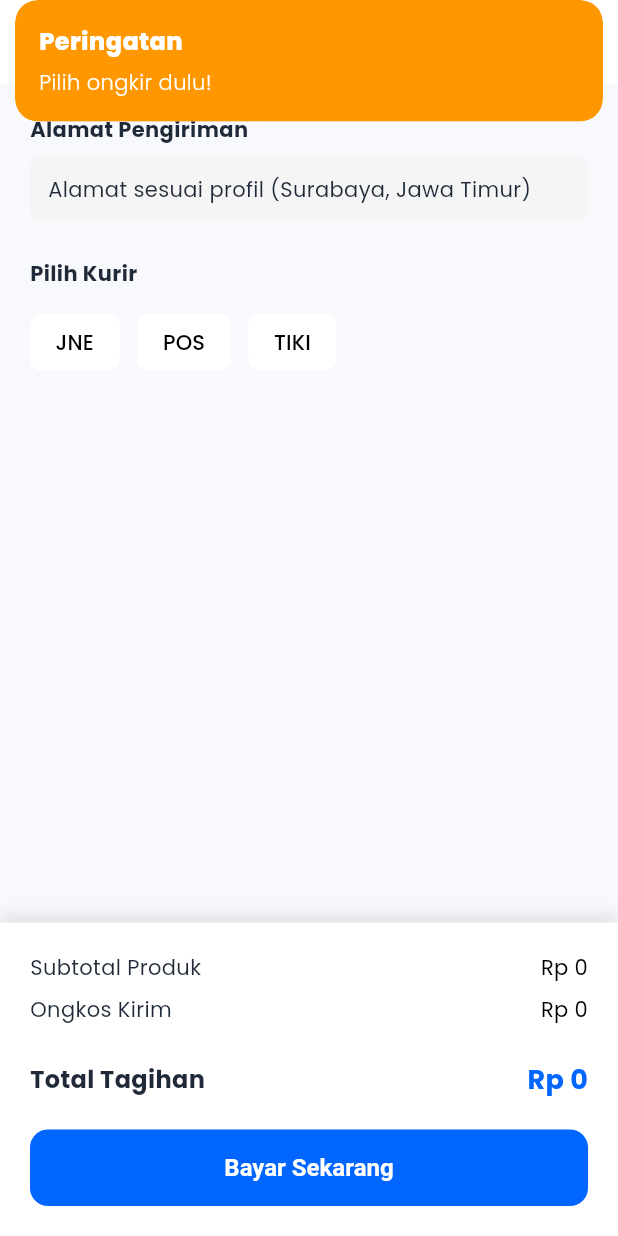
After one commit to FadliBilal/ecm-frontend, a Flutter app: the CheckoutView screen opened by its route, after a tap on "Bayar Sekarang", on a phone screen of 412 x 824 dp. The commit adds this screen. Run offline on Flutter 3.47's test engine with Material 3 defaults, Android fonts, the phone set to English and light mode, and no system bars; our stand-ins replace dio, flutter_secure_storage, flutter_typeahead, get, google_fonts, shimmer; accounts and stored records are empty; network calls fail.

Commit message:
feat: create view and settings

```diff
--- /dev/null
+++ b/lib/app/modules/checkout/controllers/checkout_controller.dart
@@ -0,0 +1,203 @@
+import 'package:frontend_ecommerce/app/data/providers/api_client.dart';
+import 'package:frontend_ecommerce/app/modules/cart/controllers/cart_controller.dart';
+import 'package:flutter/foundation.dart'; // Untuk debugPrint
+import 'package:flutter/material.dart';
+import 'package:get/get.dart';
+import 'package:dio/dio.dart';
+import 'package:url_launcher/url_launcher.dart'; // <--- JANGAN LUPA IMPORT INI
+
+class CheckoutController extends GetxController {
+  final ApiClient _apiClient = ApiClient();
+  final CartController cartController = Get.find<CartController>();
+
+  RxString selectedCourier = ''.obs;
+  RxList shippingServices = [].obs;
+  RxMap selectedService = {}.obs;
+  RxBool isLoadingOngkir = false.obs;
+
+  // Grand Total
+  double get grandTotal {
+    double productTotal = cartController.totalPrice;
+    double shippingCost = 0;
+
+    if (selectedService.isNotEmpty) {
+      // Kita sudah normalkan strukturnya di bawah, jadi aksesnya aman
+      shippingCost = double.tryParse(selectedService['cost'][0]['value'].toString()) ?? 0;
+    }
+
+    return productTotal + shippingCost;
+  }
+
+  Future<void> checkOngkir(String courierCode) async {
+    selectedCourier.value = courierCode;
+    selectedService.clear();
+    shippingServices.clear();
+    isLoadingOngkir.value = true;
+
+    try {
+      debugPrint("🚀 MENGIRIM REQUEST KE BACKEND...");
+
+      final response = await _apiClient.init.post('/check-ongkir', data: {
+        'courier': courierCode.toLowerCase(),
+        'weight': cartController.totalWeight > 0 ? cartController.totalWeight : 1000,
+        'origin': 444,
+        'destination': 114,
+      });
+
+      debugPrint("📦 RAW JSON: ${response.data}");
+
+      if (response.statusCode == 200) {
+        List parsedCosts = [];
+        var rawData = response.data;
+
+        // --- PARSING KHUSUS BACKEND KAMU ---
+        if (rawData is List) {
+          parsedCosts = rawData.map((item) {
+            return {
+              'service': item['service'],
+              'description': item['description'],
+              'cost': [
+                {
+                  'value': item['cost'],
+                  'etd': item['etd']
+                }
+              ]
+            };
+          }).toList();
+        }
+        else if (rawData['data'] is List) {
+           parsedCosts = rawData['data'];
+        }
+
+        debugPrint("✅ BERHASIL PARSING: ${parsedCosts.length} item");
+        shippingServices.assignAll(parsedCosts);
+      }
+    } on DioException catch (e) {
+      debugPrint("❌ DIO ERROR: ${e.response?.data}");
+      Get.snackbar("Gagal", "Error Ongkir: ${e.message}");
+    } catch (e) {
+      debugPrint("❌ ERROR PARSING: $e");
+      Get.snackbar("Error", "Gagal memproses data ongkir");
+    } finally {
+      isLoadingOngkir.value = false;
+    }
+  }
+
+  Future<void> placeOrder() async {
+    if (selectedService.isEmpty) {
+      Get.snackbar("Peringatan", "Pilih ongkir dulu!", backgroundColor: Colors.orange, colorText: Colors.white);
+      return;
+    }
+
+    // Mencegah double click
+    if (Get.isDialogOpen == true) return;
+
+    // Tampilkan Loading
+    Get.dialog(
+      const Center(child: CircularProgressIndicator()),
+      barrierDismissible: false,
+    );
+
+    try {
+      debugPrint("🚀 MENGIRIM ORDER...");
+
+      var shippingCost = double.tryParse(selectedService['cost'][0]['value'].toString()) ?? 0;
+
+      var dataKirim = {
+        'shipping_service': selectedService['service'],
+        'shipping_cost': shippingCost,
+        'total_price': grandTotal,
+        'courier': selectedCourier.value,
+        'destination_city_id': 114,
+        'origin_city_id': 444,
+        // Data Dummy agar lolos validasi backend
+        'payment_method': 'xendit',
+        'address': 'Jalan Mulyorejo Kampus C Unair, Surabaya',
+        'phone': '08123456789',
+        'postal_code': '60115',
+        'notes': 'Mohon dipacking kayu',
+      };
+
+      debugPrint("📦 DATA DIKIRIM: $dataKirim");
+
+      final response = await _apiClient.init.post('/orders', data: dataKirim);
+
+      // Tutup Loading
+      if (Get.isDialogOpen == true) Get.back();
+
+      debugPrint("✅ RESPONSE ORDER: ${response.data}");
+
+      if (response.statusCode == 200 || response.statusCode == 201) {
+
+        // 1. AMBIL LINK PEMBAYARAN
+        String paymentUrl = response.data['payment_url'] ?? '';
+
+        Get.defaultDialog(
+          title: "🎉 Order Berhasil!",
+          middleText: "Pesanan telah dibuat. Lanjutkan pembayaran sekarang?",
+          textConfirm: "Bayar Sekarang",
+          textCancel: "Nanti Saja",
+          confirmTextColor: Colors.white,
+          buttonColor: Colors.blue,
+
+          // --- LOGIC TOMBOL BAYAR YANG SUDAH DIPERBAIKI ---
+          onConfirm: () async {
+            // 1. Tutup Dialog dulu biar UI bersih
+            Get.back();
+
+            // 2. Bersihkan keranjang
+            cartController.cartItems.clear();
+
+            // 3. Buka Link Xendit (Versi Aman)
+            if (paymentUrl.isNotEmpty) {
+              try {
+                final Uri uri = Uri.parse(paymentUrl);
+                // Langsung launch mode external (Browser HP)
+                await launchUrl(uri, mode: LaunchMode.externalApplication);
+              } catch (e) {
+                debugPrint("Gagal buka link: $e");
+                Get.snackbar("Info", "Silakan cek halaman Riwayat untuk membayar");
+              }
+            }
+
+            // 4. Pindah ke Halaman History
+            // Pastikan kamu sudah mendaftarkan route '/history' di AppPages!
+            Get.offAllNamed('/history');
+          },
+          // ------------------------------------------------
+
+          onCancel: () {
+            cartController.cartItems.clear();
+            Get.offAllNamed('/home');
+          }
+        );
+      }
+    } on DioException catch (e) {
+      if (Get.isDialogOpen == true) Get.back(); // Tutup loading jika error
+
+      debugPrint("❌ DIO ERROR STATUS: ${e.response?.statusCode}");
+      debugPrint("❌ DIO ERROR DATA: ${e.response?.data}");
+
+      String pesan = "Terjadi kesalahan";
+
+      if (e.response != null) {
+        if (e.response?.data['message'] != null) {
+          pesan = e.response?.data['message'];
+        }
+        if (e.response?.data['errors'] != null) {
+           // Ambil error pertama dari map errors
+           var errors = e.response?.data['errors'];
+           if (errors is Map && errors.isNotEmpty) {
+             pesan = "${errors.values.first[0]}";
+           }
+        }
+      }
+
+      Get.snackbar("Gagal Order", pesan, backgroundColor: Colors.red, colorText: Colors.white, duration: const Duration(seconds: 4));
+    } catch (e) {
+      if (Get.isDialogOpen == true) Get.back();
+      debugPrint("❌ ERROR LAIN: $e");
+      Get.snackbar("Error", "$e", backgroundColor: Colors.red, colorText: Colors.white);
+    }
+  }
+}
--- /dev/null
+++ b/lib/app/modules/checkout/views/checkout_view.dart
@@ -0,0 +1,188 @@
+import 'package:frontend_ecommerce/app/core/theme/app_colors.dart';
+import 'package:frontend_ecommerce/app/modules/checkout/controllers/checkout_controller.dart';
+import 'package:flutter/material.dart';
+import 'package:get/get.dart';
+import 'package:intl/intl.dart';
+
+class CheckoutView extends StatelessWidget {
+  const CheckoutView({super.key});
+
+  @override
+  Widget build(BuildContext context) {
+    final controller = Get.put(CheckoutController());
+    final currencyFormatter = NumberFormat.currency(locale: 'id_ID', symbol: 'Rp ', decimalDigits: 0);
+
+    return Scaffold(
+      appBar: AppBar(title: const Text("Pengiriman & Pembayaran")),
+      body: Column(
+        children: [
+          Expanded(
+            child: SingleChildScrollView(
+              padding: const EdgeInsets.all(20),
+              child: Column(
+                crossAxisAlignment: CrossAxisAlignment.start,
+                children: [
+                  // 1. INFO ALAMAT (Statis dulu atau ambil dari user)
+                  const Text("Alamat Pengiriman", style: TextStyle(fontWeight: FontWeight.bold)),
+                  const SizedBox(height: 8),
+                  Container(
+                    width: double.infinity,
+                    padding: const EdgeInsets.all(12),
+                    decoration: BoxDecoration(color: Colors.grey[100], borderRadius: BorderRadius.circular(8)),
+                    child: const Text("Alamat sesuai profil (Surabaya, Jawa Timur)"), // Nanti bisa dibikin dinamis
+                  ),
+
+                  const SizedBox(height: 24),
+
+                  // 2. PILIH KURIR
+                  const Text("Pilih Kurir", style: TextStyle(fontWeight: FontWeight.bold)),
+                  const SizedBox(height: 12),
+                  Row(
+                    children: ['jne', 'pos', 'tiki'].map((courier) {
+                      return Obx(() => Padding(
+                        padding: const EdgeInsets.only(right: 12),
+                        child: ChoiceChip(
+                          label: Text(courier.toUpperCase()),
+                          selected: controller.selectedCourier.value == courier,
+                          onSelected: (selected) {
+                            if (selected) controller.checkOngkir(courier);
+                          },
+                          selectedColor: AppColors.primary,
+                          labelStyle: TextStyle(color: controller.selectedCourier.value == courier ? Colors.white : Colors.black),
+                        ),
+                      ));
+                    }).toList(),
+                  ),
+
+                  const SizedBox(height: 20),
+
+                  // 3. LIST PAKET ONGKIR (Hasil dari API)
+                  Obx(() {
+                    if (controller.isLoadingOngkir.value) {
+                      return const Center(child: Padding(
+                        padding: EdgeInsets.all(20),
+                        child: CircularProgressIndicator(),
+                      ));
+                    }
+
+                    if (controller.shippingServices.isEmpty && controller.selectedCourier.isNotEmpty) {
+                      return const Padding(
+                        padding: EdgeInsets.only(top: 20),
+                        child: Text("Tidak ada layanan tersedia."),
+                      );
+                    }
+
+                    return Column(
+                      children: controller.shippingServices.map((service) {
+                        final cost = double.parse(service['cost'][0]['value'].toString());
+                        final etd = service['cost'][0]['etd'] ?? '-';
+
+                        // Cek apakah item ini dipilih
+                        bool isSelected = controller.selectedService == service;
+
+                        return GestureDetector(
+                          onTap: () {
+                            controller.selectedService.value = service;
+                          },
+                          child: Container(
+                            margin: const EdgeInsets.only(bottom: 12),
+                            padding: const EdgeInsets.all(16),
+                            decoration: BoxDecoration(
+                              color: Colors.white,
+                              borderRadius: BorderRadius.circular(12),
+                              border: Border.all(
+                                color: isSelected ? AppColors.primary : Colors.grey.shade300,
+                                width: isSelected ? 2 : 1,
+                              ),
+                            ),
+                            child: Row(
+                              mainAxisAlignment: MainAxisAlignment.spaceBetween,
+                              children: [
+                                Expanded(
+                                  child: Column(
+                                    crossAxisAlignment: CrossAxisAlignment.start,
+                                    children: [
+                                      Text("${service['service']} (${service['description']})",
+                                        style: const TextStyle(fontWeight: FontWeight.bold)),
+                                      const SizedBox(height: 4),
+                                      Text("Estimasi: $etd hari",
+                                        style: const TextStyle(color: Colors.grey, fontSize: 12)),
+                                    ],
+                                  ),
+                                ),
+                                Text(
+                                  currencyFormatter.format(cost),
+                                  style: const TextStyle(
+                                    fontWeight: FontWeight.bold,
+                                    color: AppColors.primary,
+                                    fontSize: 16
+                                  )
+                                ),
+                                const SizedBox(width: 12),
+                                // Icon Checkmark kalau dipilih
+                                Icon(
+                                  isSelected ? Icons.check_circle : Icons.circle_outlined,
+                                  color: isSelected ? AppColors.primary : Colors.grey,
+                                )
+                              ],
+                            ),
+                          ),
+                        );
+                      }).toList(),
+                    );
+                  }),
+                ],
+              ),
+            ),
+          ),
+
+          // 4. BOTTOM BAR (Rincian & Bayar)
+          Container(
+            padding: const EdgeInsets.all(20),
+            decoration: BoxDecoration(
+              color: Colors.white,
+              boxShadow: [BoxShadow(color: Colors.black12, blurRadius: 10, offset: const Offset(0, -4))],
+            ),
+            child: SafeArea(
+              child: Column(
+                children: [
+                  _buildSummaryRow("Subtotal Produk", currencyFormatter.format(controller.cartController.totalPrice)),
+                  const SizedBox(height: 8),
+                  Obx(() {
+                     double ongkir = 0;
+                     if (controller.selectedService.isNotEmpty) {
+                       ongkir = double.parse(controller.selectedService['cost'][0]['value'].toString());
+                     }
+                     return _buildSummaryRow("Ongkos Kirim", currencyFormatter.format(ongkir));
+                  }),
+                  const Divider(height: 24),
+                  Obx(() => _buildSummaryRow("Total Tagihan", currencyFormatter.format(controller.grandTotal), isTotal: true)),
+
+                  const SizedBox(height: 20),
+
+                  SizedBox(
+                    width: double.infinity,
+                    child: ElevatedButton(
+                      onPressed: () => controller.placeOrder(),
+                      child: const Text("Bayar Sekarang"),
+                    ),
+                  ),
+                ],
+              ),
+            ),
+          )
+        ],
+      ),
+    );
+  }
+
+  Widget _buildSummaryRow(String label, String value, {bool isTotal = false}) {
+    return Row(
+      mainAxisAlignment: MainAxisAlignment.spaceBetween,
+      children: [
+        Text(label, style: TextStyle(fontSize: isTotal ? 16 : 14, fontWeight: isTotal ? FontWeight.bold : FontWeight.normal)),
+        Text(value, style: TextStyle(fontSize: isTotal ? 18 : 14, fontWeight: isTotal ? FontWeight.bold : FontWeight.normal, color: isTotal ? AppColors.primary : Colors.black)),
+      ],
+    );
+  }
+}
--- a/lib/app/routes/app_pages.dart
+++ b/lib/app/routes/app_pages.dart
@@ -4,6 +4,8 @@ import 'package:frontend_ecommerce/app/modules/register/views/register_view.dart
 import 'package:frontend_ecommerce/app/modules/home/views/home_view.dart';
 import 'package:frontend_ecommerce/app/modules/detail/views/detail_product_view.dart';
 import 'package:frontend_ecommerce/app/modules/cart/views/cart_view.dart';
+import 'package:frontend_ecommerce/app/modules/checkout/views/checkout_view.dart';
+import 'package:frontend_ecommerce/app/modules/history/views/history_view.dart';
 
 class AppPages {
   // Halaman pertama kali aplikasi dibuka
@@ -33,5 +35,12 @@ class AppPages {
       name: '/cart',
       page: () => const CartView()
     ),
+    GetPage(
+      name: '/checkout',
+      page: () => const CheckoutView()
+    ),
+    GetPage(
+      name: '/history',
+      page: () => const HistoryView()),
   ];
 }
--- a/pubspec.yaml
+++ b/pubspec.yaml
@@ -43,6 +43,7 @@ dependencies:
   flutter_typeahead: ^5.2.0
   shimmer: ^3.0.0
   lottie: ^3.3.2
+  url_launcher: ^6.3.2
 
 dev_dependencies:
   flutter_test:
```
Also changed, not shown: lib/app/modules/cart/controllers/cart_controller.dart (+10 -0 lines), lib/app/modules/cart/views/cart_view.dart (+27 -10 lines), lib/app/modules/history/controllers/history_controller.dart (added, +59 -0 lines), lib/app/modules/history/views/history_view.dart (added, +128 -0 lines), pubspec.lock, 6 other files.
